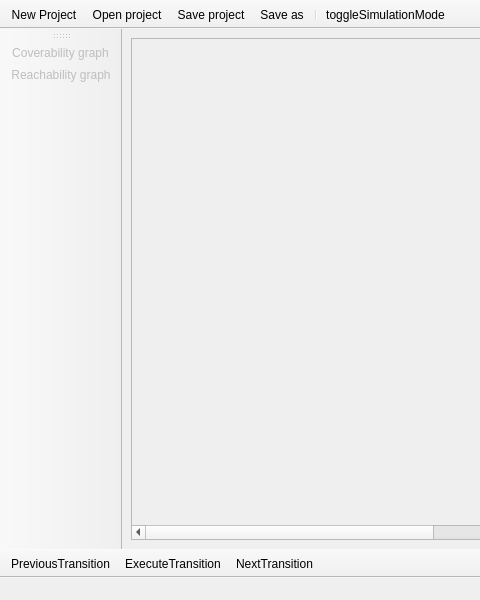
First picture: the form in mainwindow.ui, repository przemekblasiak/petri-net-simulator, before the edit; both pictures show x 0 to 480 and y 0 to 600 of the 916 by 600 pixel window.
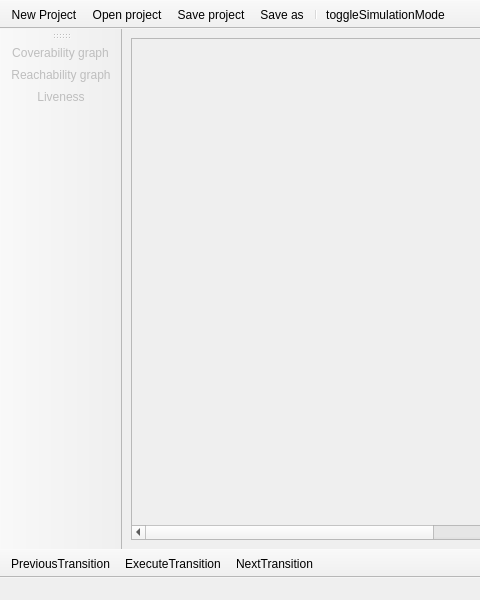
Second picture: the form after the edit. Icons and pictures are not drawn. Custom widgets are drawn as their Qt base class.

Commit message: Added basic functionality that determines which transitions are dead or alive. Added new ReportDialog to hold informations about net liveness.

```diff
--- a/mainwindow.ui
+++ b/mainwindow.ui
@@ -151,6 +151,7 @@
    </attribute>
    <addaction name="actionCoverabilityGraph"/>
    <addaction name="actionReachabilityGraph"/>
+   <addaction name="actionLiveness"/>
   </widget>
   <action name="actionOpen_project">
    <property name="icon">
@@ -276,6 +277,14 @@
     <string>Save as</string>
    </property>
   </action>
+  <action name="actionLiveness">
+   <property name="enabled">
+    <bool>true</bool>
+   </property>
+   <property name="text">
+    <string>Liveness</string>
+   </property>
+  </action>
  </widget>
  <customwidgets>
   <customwidget>
```
Left out of the diff: 4 changed lines with no effect on the pictures. The commit also changes 9 other files.
